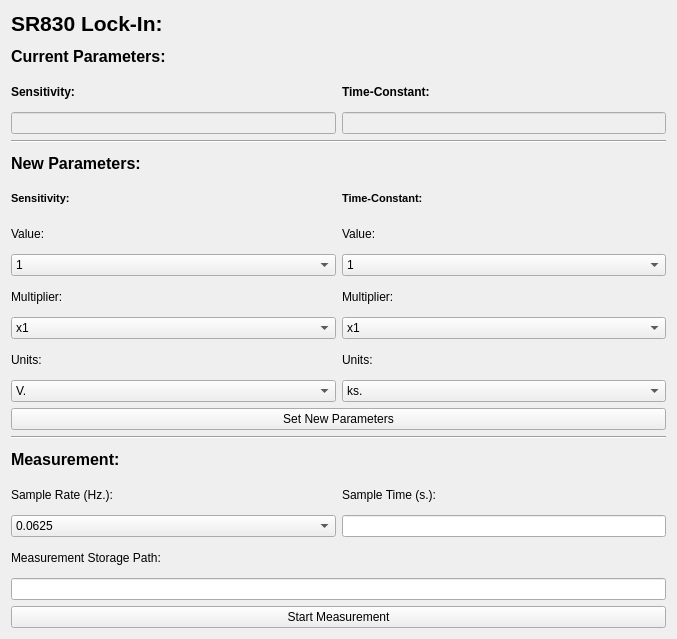
samcondon4/SPHEREx-lab-tools, file SPHEREx-Calibration-Automation/pylab/pylabgui/QTDesigner/sr830Dialog.ui: the form before one commit.
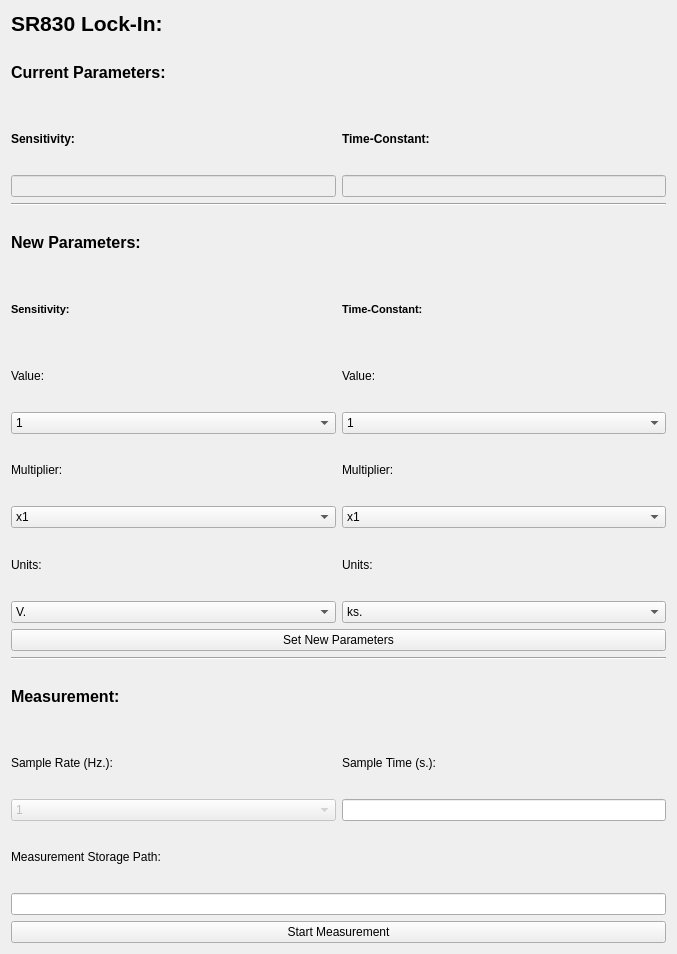
The form after the commit.

```diff
--- a/SPHEREx-Calibration-Automation/pylab/pylabgui/QTDesigner/sr830Dialog.ui
+++ b/SPHEREx-Calibration-Automation/pylab/pylabgui/QTDesigner/sr830Dialog.ui
@@ -7,7 +7,7 @@
     <x>0</x>
     <y>0</y>
     <width>677</width>
-    <height>639</height>
+    <height>954</height>
    </rect>
   </property>
   <property name="windowTitle">
@@ -374,6 +374,9 @@
    </item>
    <item row="17" column="0">
     <widget class="QComboBox" name="combobox_base_NewSr830Measurement_passive_Sr830SampleRate">
+     <property name="enabled">
+      <bool>false</bool>
+     </property>
      <property name="sizePolicy">
       <sizepolicy hsizetype="Expanding" vsizetype="Fixed">
        <horstretch>0</horstretch>
@@ -381,7 +384,10 @@
       </sizepolicy>
      </property>
      <property name="currentText">
-      <string>0.0625</string>
+      <string>1</string>
+     </property>
+     <property name="currentIndex">
+      <number>4</number>
      </property>
      <item>
       <property name="text">
```
